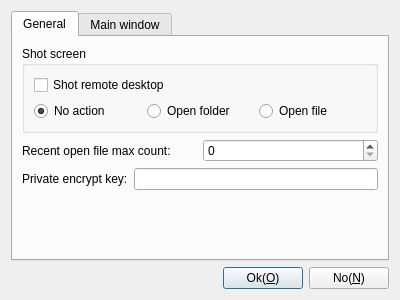
Before: the Qt Designer form App/Viewer/DlgSettings.ui in KangLin/RabbitRemoteControl, drawn with Qt 5.
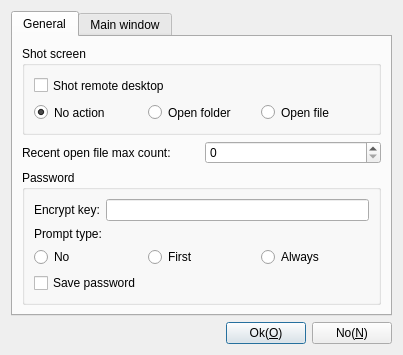
After: the same form once the commit is applied. Icons and pictures are not drawn.

Commit message: Viewer: update manage password

Patch:
```diff
--- a/App/Viewer/DlgSettings.ui
+++ b/App/Viewer/DlgSettings.ui
@@ -6,8 +6,8 @@
    <rect>
     <x>0</x>
     <y>0</y>
-    <width>400</width>
-    <height>300</height>
+    <width>403</width>
+    <height>339</height>
    </rect>
   </property>
   <property name="windowTitle">
@@ -34,7 +34,7 @@
       <attribute name="title">
        <string>General</string>
       </attribute>
-      <layout class="QGridLayout" name="gridLayout_2">
+      <layout class="QGridLayout" name="gridLayout_6">
        <item row="0" column="0">
         <widget class="QGroupBox" name="groupBox">
          <property name="title">
@@ -118,11 +118,38 @@
         </layout>
        </item>
        <item row="2" column="0">
+        <widget class="QGroupBox" name="groupBox_3">
+         <property name="title">
+          <string>Password</string>
+         </property>
+         <layout class="QGridLayout" name="gridLayout_2">
+          <item row="2" column="2">
+           <widget class="QRadioButton" name="rbPromptAlways">
+            <property name="text">
+             <string>Always</string>
+            </property>
+           </widget>
+          </item>
+          <item row="2" column="1">
+           <widget class="QRadioButton" name="rbPromptFirst">
+            <property name="text">
+             <string>First</string>
+            </property>
+           </widget>
+          </item>
+          <item row="1" column="0">
+           <widget class="QLabel" name="label_3">
+            <property name="text">
+             <string>Prompt type:</string>
+            </property>
+           </widget>
+          </item>
+          <item row="0" column="0" colspan="3">
         <layout class="QHBoxLayout" name="horizontalLayout_3">
          <item>
           <widget class="QLabel" name="label_2">
            <property name="text">
-            <string>Private encrypt key:</string>
+               <string>Encrypt key:</string>
            </property>
           </widget>
          </item>
@@ -131,18 +158,22 @@
          </item>
         </layout>
        </item>
+          <item row="2" column="0">
+           <widget class="QRadioButton" name="rbPromptNo">
+            <property name="text">
+             <string>No</string>
+            </property>
+           </widget>
+          </item>
        <item row="3" column="0">
-        <spacer name="verticalSpacer">
-         <property name="orientation">
-          <enum>Qt::Vertical</enum>
-         </property>
-         <property name="sizeHint" stdset="0">
-          <size>
-           <width>20</width>
-           <height>40</height>
-          </size>
-         </property>
-        </spacer>
+           <widget class="QCheckBox" name="cbSavePassword">
+            <property name="text">
+             <string>Save password</string>
+            </property>
+           </widget>
+          </item>
+         </layout>
+        </widget>
        </item>
       </layout>
      </widget>
```
Lines whose indentation alone changed are shown as unchanged. The commit also changes 77 other files.
